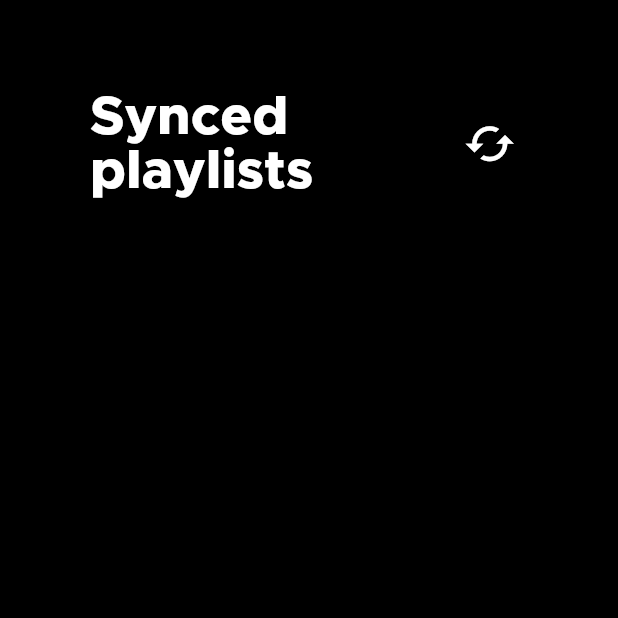
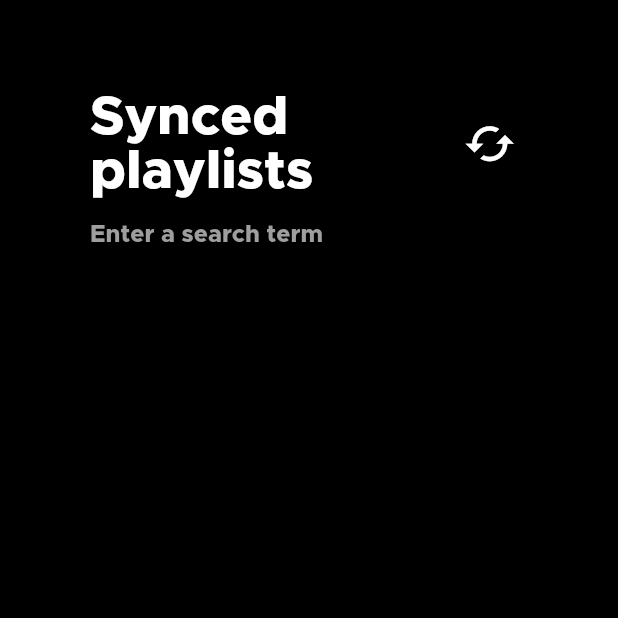
Before and after one commit to GDGVIT/cadence-app, a Flutter app: the screen it shows after launch, on a phone screen of 412 x 824 dp, the top half of it. Run offline on Flutter 3.47's test engine with Material 2 defaults, Android fonts, the phone set to English and light mode, and no system bars.

Commit message:
feat: text field added

```diff
--- a/lib/main.dart
+++ b/lib/main.dart
@@ -53,7 +53,16 @@ class MyApp extends StatelessWidget {
 
           // search bar
 
-
+          TextField(
+              decoration: InputDecoration(
+                // border: InputBorder.,
+                hintText: 'Enter a search term',
+                hintStyle: TextStyle(
+                  color: Colors.grey,
+                  // fontStyle: FontStyle,
+                ),
+              ),
+            ),
 
 
 
```
